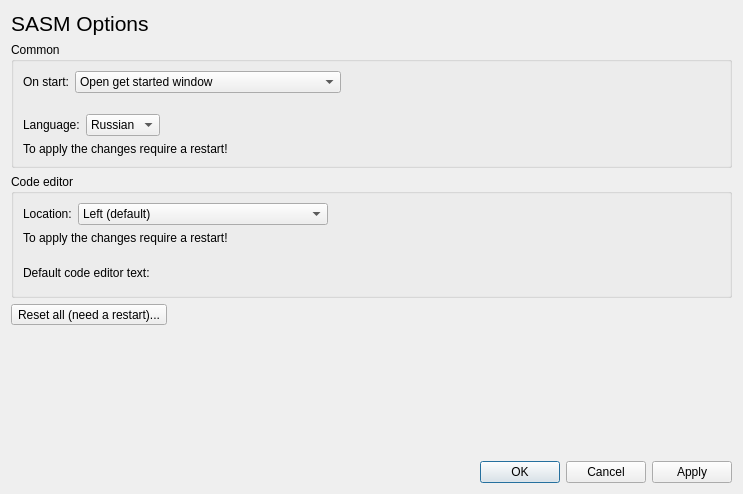
The window that settings.ui (Dman95/SASM) describes before a commit, drawn with Qt 5.
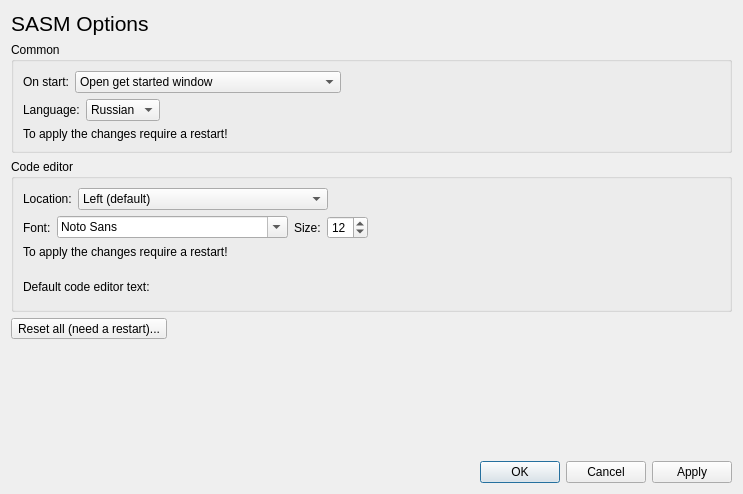
The same window after the commit.

Commit message: Text font selection added, debugger small improvements

The edit to the form file:
```diff
--- a/settings.ui
+++ b/settings.ui
@@ -106,19 +106,6 @@
         </item>
        </layout>
       </item>
-      <item>
-       <spacer name="verticalSpacer_3">
-        <property name="orientation">
-         <enum>Qt::Vertical</enum>
-        </property>
-        <property name="sizeHint" stdset="0">
-         <size>
-          <width>20</width>
-          <height>15</height>
-         </size>
-        </property>
-       </spacer>
-      </item>
       <item>
        <layout class="QHBoxLayout" name="horizontalLayout_4">
         <item>
@@ -246,6 +233,66 @@
         </item>
        </layout>
       </item>
+      <item>
+       <layout class="QHBoxLayout" name="horizontalLayout_5">
+        <item>
+         <widget class="QLabel" name="fontLabel">
+          <property name="text">
+           <string>Font:</string>
+          </property>
+         </widget>
+        </item>
+        <item>
+         <widget class="QFontComboBox" name="fontComboBox">
+          <property name="writingSystem">
+           <enum>QFontDatabase::Latin</enum>
+          </property>
+          <property name="fontFilters">
+           <set>QFontComboBox::AllFonts</set>
+          </property>
+          <property name="currentFont">
+           <font>
+            <family>Courier 10 Pitch</family>
+            <pointsize>12</pointsize>
+           </font>
+          </property>
+         </widget>
+        </item>
+        <item>
+         <widget class="QLabel" name="fontSizeLabel">
+          <property name="text">
+           <string>Size:</string>
+          </property>
+         </widget>
+        </item>
+        <item>
+         <widget class="QSpinBox" name="fontSizeSpinBox">
+          <property name="minimum">
+           <number>5</number>
+          </property>
+          <property name="maximum">
+           <number>72</number>
+          </property>
+          <property name="value">
+           <number>12</number>
+          </property>
+         </widget>
+        </item>
+        <item>
+         <spacer name="horizontalSpacer_5">
+          <property name="orientation">
+           <enum>Qt::Horizontal</enum>
+          </property>
+          <property name="sizeHint" stdset="0">
+           <size>
+            <width>40</width>
+            <height>20</height>
+           </size>
+          </property>
+         </spacer>
+        </item>
+       </layout>
+      </item>
       <item>
        <widget class="QLabel" name="label">
         <property name="locale">
```
The commit also changes 5 other files.
